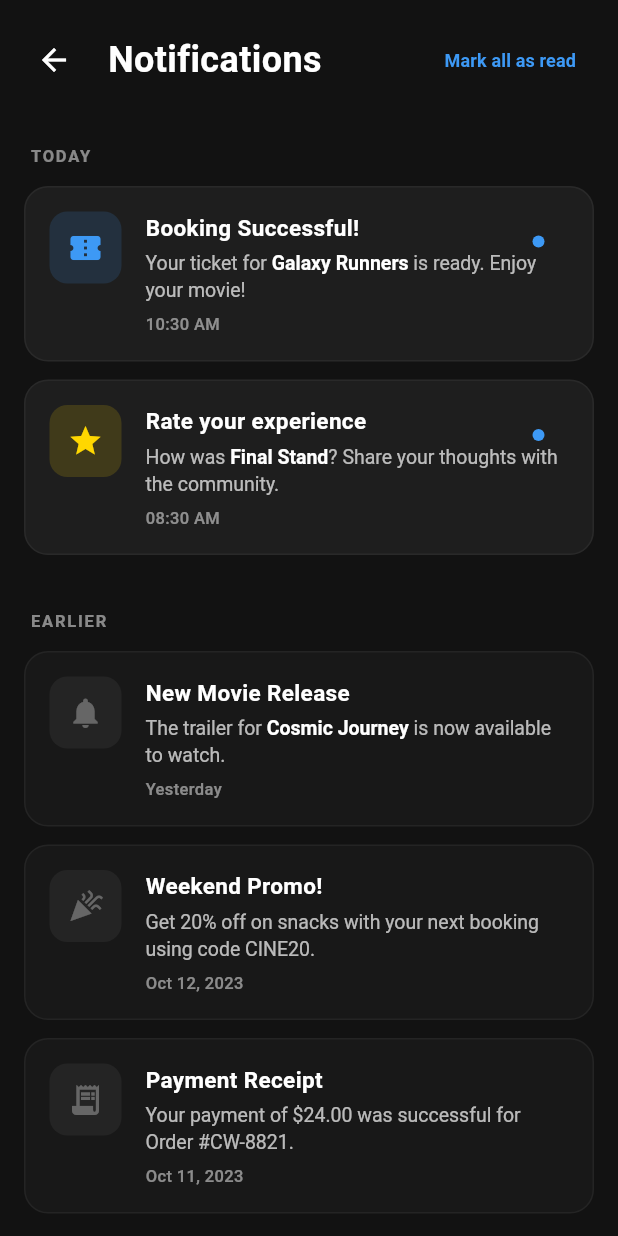
After one commit to eyamhamdi03/CineWay, a Flutter app: the HomeScreen screen opened directly, after a tap on the "notifications" icon, on a phone screen of 412 x 824 dp. The commit adds this screen. Run offline on Flutter 3.47's test engine with Material 3 defaults, Android fonts, the phone set to English and light mode, and no system bars; our stand-ins replace geolocator, image_picker, shared_preferences; accounts and stored records are empty; network calls fail.

Commit message:
implement notification screen statistically

```diff
--- /dev/null
+++ b/lib/models/notification.dart
@@ -0,0 +1,47 @@
+class AppNotification {
+  final String id;
+  final String title;
+  final String message;
+  final String type; // 'booking', 'rating', 'movie_release', 'promo', 'payment'
+  final bool isRead;
+  final DateTime timestamp;
+  final String? movieOrCinemaName;
+  final String? icon;
+
+  AppNotification({
+    required this.id,
+    required this.title,
+    required this.message,
+    required this.type,
+    required this.isRead,
+    required this.timestamp,
+    this.movieOrCinemaName,
+    this.icon,
+  });
+
+  factory AppNotification.fromJson(Map<String, dynamic> json) {
+    return AppNotification(
+      id: json['id'] ?? '',
+      title: json['title'] ?? '',
+      message: json['message'] ?? '',
+      type: json['type'] ?? 'booking',
+      isRead: json['isRead'] ?? false,
+      timestamp: DateTime.tryParse(json['timestamp'] ?? '') ?? DateTime.now(),
+      movieOrCinemaName: json['movieOrCinemaName'],
+      icon: json['icon'],
+    );
+  }
+
+  Map<String, dynamic> toJson() {
+    return {
+      'id': id,
+      'title': title,
+      'message': message,
+      'type': type,
+      'isRead': isRead,
+      'timestamp': timestamp.toIso8601String(),
+      'movieOrCinemaName': movieOrCinemaName,
+      'icon': icon,
+    };
+  }
+}
--- a/lib/screens/home_screen.dart
+++ b/lib/screens/home_screen.dart
@@ -1,6 +1,7 @@
 import 'package:flutter/material.dart';
 import 'details_screen.dart';
 import 'movies_screen.dart';
+import 'notifications_screen.dart';
 import '../models/movie.dart';
 import '../repository/movie_repository.dart';
 import 'package:provider/provider.dart';
@@ -132,7 +133,14 @@ class _HomeScreenState extends State<HomeScreen> {
                   ),
                   Stack(
                     children: [
-                      Container(
+                      GestureDetector(
+                        onTap: () {
+                          Navigator.push(
+                            context,
+                            MaterialPageRoute(builder: (_) => const NotificationsScreen()),
+                          );
+                        },
+                        child: Container(
                           width: 40,
                           height: 40,
                           decoration: BoxDecoration(
@@ -144,6 +152,7 @@ class _HomeScreenState extends State<HomeScreen> {
                             Icons.notifications_outlined,
                             color: Color(0xFFF5F5F5),
                             size: 20,
+                          ),
                         ),
                       ),
                       Positioned(
--- /dev/null
+++ b/lib/screens/notifications_screen.dart
@@ -0,0 +1,379 @@
+import 'package:flutter/material.dart';
+import '../core/colors.dart';
+import '../models/notification.dart';
+
+class NotificationsScreen extends StatefulWidget {
+  const NotificationsScreen({super.key});
+
+  @override
+  State<NotificationsScreen> createState() => _NotificationsScreenState();
+}
+
+class _NotificationsScreenState extends State<NotificationsScreen> {
+  late List<AppNotification> _notifications;
+  late List<AppNotification> _todayNotifications;
+  late List<AppNotification> _earlierNotifications;
+
+  @override
+  void initState() {
+    super.initState();
+    _loadNotifications();
+  }
+
+  void _loadNotifications() {
+    _notifications = [
+      AppNotification(
+        id: '1',
+        title: 'Booking Successful!',
+        message: 'Your ticket for Galaxy Runners is ready. Enjoy your movie!',
+        type: 'booking',
+        isRead: false,
+        timestamp: DateTime.now(),
+        movieOrCinemaName: 'Galaxy Runners',
+        icon: 'confirmation_number',
+      ),
+      AppNotification(
+        id: '2',
+        title: 'Rate your experience',
+        message: 'How was Final Stand? Share your thoughts with the community.',
+        type: 'rating',
+        isRead: false,
+        timestamp: DateTime.now().subtract(const Duration(hours: 2)),
+        movieOrCinemaName: 'Final Stand',
+        icon: 'star',
+      ),
+      AppNotification(
+        id: '3',
+        title: 'New Movie Release',
+        message: 'The trailer for Cosmic Journey is now available to watch.',
+        type: 'movie_release',
+        isRead: true,
+        timestamp: DateTime.now().subtract(const Duration(days: 1)),
+        movieOrCinemaName: 'Cosmic Journey',
+        icon: 'notifications',
+      ),
+      AppNotification(
+        id: '4',
+        title: 'Weekend Promo!',
+        message: 'Get 20% off on snacks with your next booking using code CINE20.',
+        type: 'promo',
+        isRead: true,
+        timestamp: DateTime(2023, 10, 12),
+        icon: 'celebration',
+      ),
+      AppNotification(
+        id: '5',
+        title: 'Payment Receipt',
+        message: 'Your payment of \$24.00 was successful for Order #CW-8821.',
+        type: 'payment',
+        isRead: true,
+        timestamp: DateTime(2023, 10, 11),
+        icon: 'receipt_long',
+      ),
+    ];
+
+    _categorizeNotifications();
+  }
+
+  void _categorizeNotifications() {
+    final now = DateTime.now();
+    final today = DateTime(now.year, now.month, now.day);
+
+    _todayNotifications = _notifications
+        .where((n) {
+          final nDate = DateTime(n.timestamp.year, n.timestamp.month, n.timestamp.day);
+          return nDate == today;
+        })
+        .toList();
+
+    _earlierNotifications = _notifications
+        .where((n) {
+          final nDate = DateTime(n.timestamp.year, n.timestamp.month, n.timestamp.day);
+          return nDate != today;
+        })
+        .toList();
+  }
+
+  void _markAllAsRead() {
+    setState(() {
+      for (var notification in _notifications) {
+        notification = AppNotification(
+          id: notification.id,
+          title: notification.title,
+          message: notification.message,
+          type: notification.type,
+          isRead: true,
+          timestamp: notification.timestamp,
+          movieOrCinemaName: notification.movieOrCinemaName,
+          icon: notification.icon,
+        );
+      }
+      _categorizeNotifications();
+    });
+  }
+
+  String _getTimeString(DateTime timestamp) {
+    final now = DateTime.now();
+    final today = DateTime(now.year, now.month, now.day);
+    final nDate = DateTime(timestamp.year, timestamp.month, timestamp.day);
+
+    if (nDate == today) {
+      return '${timestamp.hour.toString().padLeft(2, '0')}:${timestamp.minute.toString().padLeft(2, '0')} AM';
+    } else if (nDate == today.subtract(const Duration(days: 1))) {
+      return 'Yesterday';
+    } else {
+      return '${_getMonthName(timestamp.month)} ${timestamp.day}, ${timestamp.year}';
+    }
+  }
+
+  String _getMonthName(int month) {
+    const months = ['Jan', 'Feb', 'Mar', 'Apr', 'May', 'Jun', 'Jul', 'Aug', 'Sep', 'Oct', 'Nov', 'Dec'];
+    return months[month - 1];
+  }
+
+  Color _getIconColor(String type) {
+    switch (type) {
+      case 'booking':
+        return AppColors.dodgerBlue;
+      case 'rating':
+        return const Color(0xFFFFD700);
+      default:
+        return Colors.white.withOpacity(0.3);
+    }
+  }
+
+  Color _getIconBackgroundColor(String type) {
+    switch (type) {
+      case 'booking':
+        return AppColors.dodgerBlue.withOpacity(0.15);
+      case 'rating':
+        return const Color(0xFFFFD700).withOpacity(0.15);
+      default:
+        return Colors.white.withOpacity(0.05);
+    }
+  }
+
+  @override
+  Widget build(BuildContext context) {
+    return Scaffold(
+      backgroundColor: const Color(0xFF121212),
+      body: SafeArea(
+        child: Column(
+          children: [
+            // Header
+            Padding(
+              padding: const EdgeInsets.symmetric(horizontal: 16, vertical: 16),
+              child: Row(
+                children: [
+                  GestureDetector(
+                    onTap: () => Navigator.pop(context),
+                    child: Container(
+                      width: 40,
+                      height: 40,
+                      decoration: BoxDecoration(
+                        color: Colors.transparent,
+                        borderRadius: BorderRadius.circular(20),
+                      ),
+                      child: const Icon(Icons.arrow_back, color: Colors.white, size: 24),
+                    ),
+                  ),
+                  const SizedBox(width: 16),
+                  const Expanded(
+                    child: Text(
+                      'Notifications',
+                      style: TextStyle(fontSize: 24, fontWeight: FontWeight.bold, color: Colors.white),
+                    ),
+                  ),
+                  TextButton(
+                    onPressed: _markAllAsRead,
+                    child: const Text(
+                      'Mark all as read',
+                      style: TextStyle(
+                        fontSize: 12,
+                        fontWeight: FontWeight.w600,
+                        color: AppColors.dodgerBlue,
+                      ),
+                    ),
+                  ),
+                ],
+              ),
+            ),
+
+            // Notifications List
+            Expanded(
+              child: ListView(
+                padding: const EdgeInsets.symmetric(horizontal: 16, vertical: 8),
+                children: [
+                  // TODAY Section
+                  if (_todayNotifications.isNotEmpty) ...[
+                    Padding(
+                      padding: const EdgeInsets.only(left: 4, bottom: 12, top: 8),
+                      child: Text(
+                        'TODAY',
+                        style: TextStyle(
+                          fontSize: 11,
+                          fontWeight: FontWeight.bold,
+                          color: Colors.white.withOpacity(0.5),
+                          letterSpacing: 1.2,
+                        ),
+                      ),
+                    ),
+                    ..._todayNotifications.map((notification) => _buildNotificationCard(notification)).toList(),
+                    const SizedBox(height: 24),
+                  ],
+
+                  // EARLIER Section
+                  if (_earlierNotifications.isNotEmpty) ...[
+                    Padding(
+                      padding: const EdgeInsets.only(left: 4, bottom: 12),
+                      child: Text(
+                        'EARLIER',
+                        style: TextStyle(
+                          fontSize: 11,
+                          fontWeight: FontWeight.bold,
+                          color: Colors.white.withOpacity(0.5),
+                          letterSpacing: 1.2,
+                        ),
+                      ),
+                    ),
+                    ..._earlierNotifications.map((notification) => _buildNotificationCard(notification)).toList(),
+                  ],
+                ],
+              ),
+            ),
+          ],
+        ),
+      ),
+    );
+  }
+
+  Widget _buildNotificationCard(AppNotification notification) {
+    return GestureDetector(
+      onTap: () {
+        // TODO: Handle notification tap
+      },
+      child: Container(
+        margin: const EdgeInsets.only(bottom: 12),
+        padding: const EdgeInsets.all(16),
+        decoration: BoxDecoration(
+          color: notification.isRead ? const Color(0xFF1E1E1E).withOpacity(0.5) : const Color(0xFF1E1E1E),
+          borderRadius: BorderRadius.circular(16),
+          border: Border.all(color: Colors.white.withOpacity(0.05)),
+        ),
+        child: Stack(
+          children: [
+            Row(
+              crossAxisAlignment: CrossAxisAlignment.start,
+              children: [
+                // Icon Background
+                Container(
+                  width: 48,
+                  height: 48,
+                  decoration: BoxDecoration(
+                    color: _getIconBackgroundColor(notification.type),
+                    borderRadius: BorderRadius.circular(12),
+                  ),
+                  child: Center(
+                    child: Icon(
+                      _getIconForType(notification.type),
+                      color: _getIconColor(notification.type),
+                      size: 24,
+                    ),
+                  ),
+                ),
+                const SizedBox(width: 16),
+
+                // Content
+                Expanded(
+                  child: Column(
+                    crossAxisAlignment: CrossAxisAlignment.start,
+                    children: [
+                      Text(
+                        notification.title,
+                        style: const TextStyle(
+                          fontSize: 15,
+                          fontWeight: FontWeight.bold,
+                          color: Colors.white,
+                        ),
+                      ),
+                      const SizedBox(height: 4),
+                      RichText(
+                        text: TextSpan(
+                          style: TextStyle(
+                            fontSize: 13,
+                            color: Colors.white.withOpacity(0.7),
+                            height: 1.4,
+                          ),
+                          children: [
+                            if (notification.movieOrCinemaName != null &&
+                                notification.message.contains(notification.movieOrCinemaName!)) ...[
+                              TextSpan(
+                                text: notification.message.split(notification.movieOrCinemaName!).first,
+                              ),
+                              TextSpan(
+                                text: notification.movieOrCinemaName,
+                                style: const TextStyle(
+                                  fontWeight: FontWeight.w600,
+                                  color: Colors.white,
+                                ),
+                              ),
+                              TextSpan(
+                                text: notification.message.split(notification.movieOrCinemaName!).last,
+                              ),
+                            ] else
+                              TextSpan(text: notification.message),
+                          ],
+                        ),
+                      ),
+                      const SizedBox(height: 6),
+                      Text(
+                        _getTimeString(notification.timestamp),
+                        style: TextStyle(
+                          fontSize: 11,
+                          fontWeight: FontWeight.w500,
+                          color: Colors.white.withOpacity(0.5),
+                        ),
+                      ),
+                    ],
+                  ),
+                ),
+              ],
+            ),
+
+            // Unread Indicator
+            if (!notification.isRead)
+              Positioned(
+                top: 16,
+                right: 16,
+                child: Container(
+                  width: 8,
+                  height: 8,
+                  decoration: const BoxDecoration(
+                    color: AppColors.dodgerBlue,
+                    shape: BoxShape.circle,
+                  ),
+                ),
+              ),
+          ],
+        ),
+      ),
+    );
+  }
+
+  IconData _getIconForType(String type) {
+    switch (type) {
+      case 'booking':
+        return Icons.confirmation_number;
+      case 'rating':
+        return Icons.star;
+      case 'movie_release':
+        return Icons.notifications;
+      case 'promo':
+        return Icons.celebration;
+      case 'payment':
+        return Icons.receipt_long;
+      default:
+        return Icons.notifications;
+    }
+  }
+}
```
Lines whose indentation alone changed are shown as unchanged.
